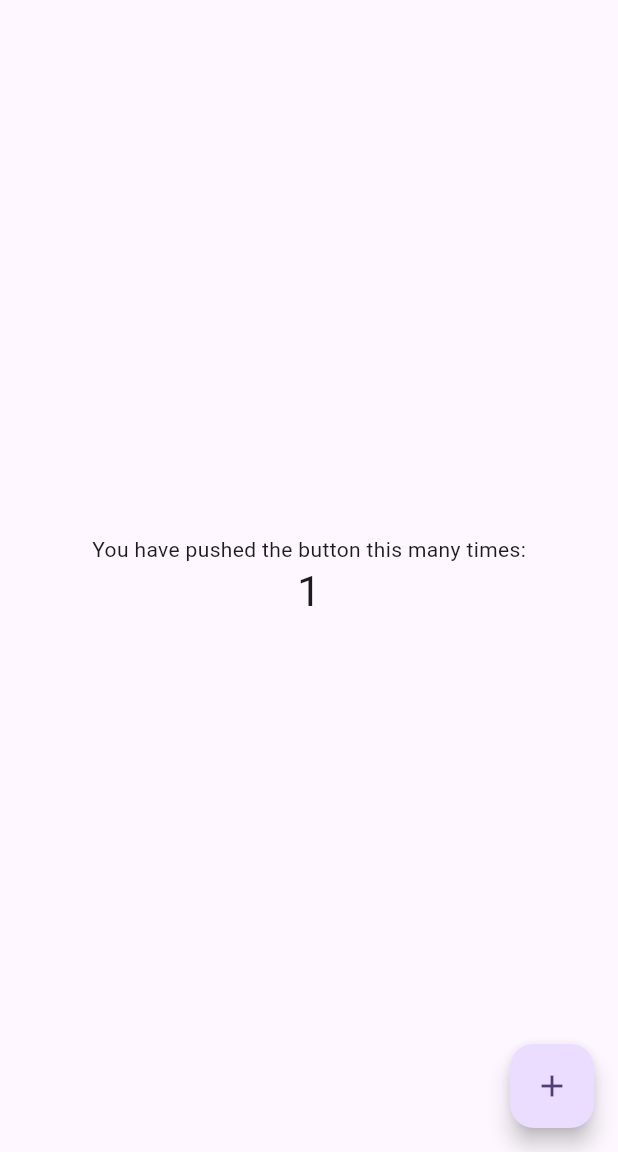
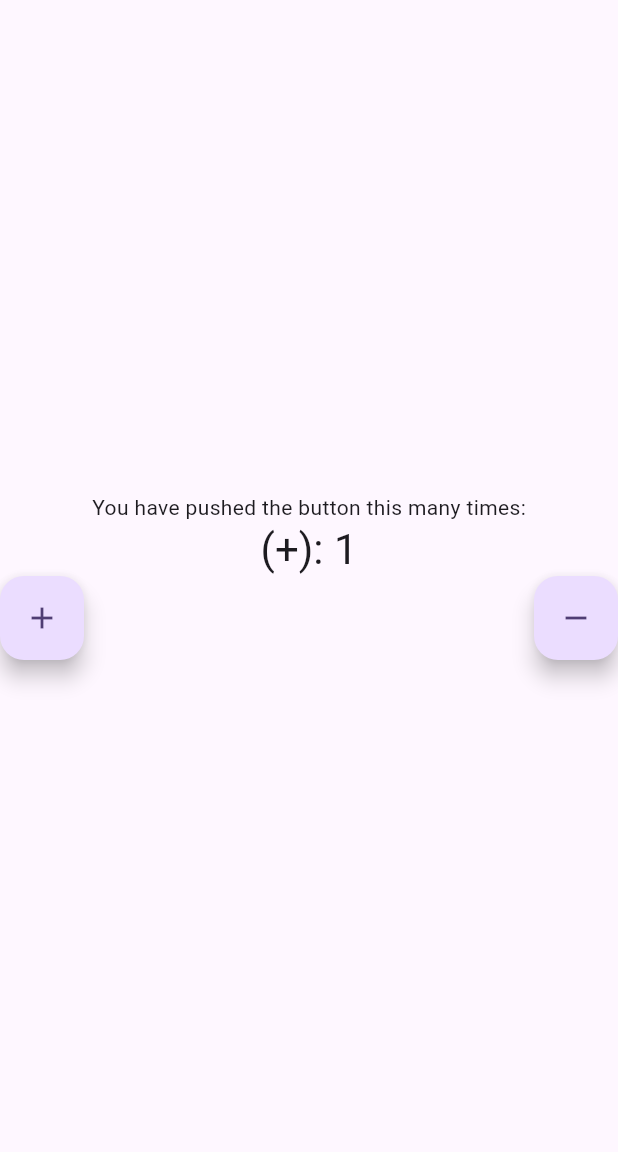
Before and after one commit to mohammadreza1840/BlocTrain, a Flutter app: the screen it shows after launch, after a tap on the "add" icon, on a phone screen of 412 x 824 dp, the part 84-1236 px from its top. Run offline on Flutter 3.47's test engine with Material 3 defaults, Android fonts, the phone set to English and light mode, and no system bars; our stand-ins replace bloc, flutter_bloc.

```diff
--- /dev/null
+++ b/bloc_app/lib/counter_bloc.dart
@@ -0,0 +1,48 @@
+// ignore_for_file: unnecessary_set_literal
+
+import 'package:bloc/bloc.dart';
+
+class CounterBloc extends Bloc<CounterEvent, CounterState> {
+  CounterBloc() : super(CounterStateInitial()) {
+    on<CounterEventIncrease>((event, emit) {
+      emit(CounterStateIncrease(state.value + event.increaseValue));
+      //? state.value += event.increaseValue;
+    });
+
+    on<CounterEventDecrease>((event, emit) {
+      emit(CounterStateDecrease(state.value - event.decreaseValue));
+    });
+  }
+}
+
+//! Event
+abstract class CounterEvent {}
+
+class CounterEventIncrease extends CounterEvent {
+  int increaseValue;
+  CounterEventIncrease(this.increaseValue);
+}
+
+class CounterEventDecrease extends CounterEvent {
+  int decreaseValue;
+  CounterEventDecrease(this.decreaseValue);
+}
+
+//! State
+abstract class CounterState {
+  int value = 0;
+}
+
+class CounterStateInitial extends CounterState {}
+
+class CounterStateIncrease extends CounterState {
+  CounterStateIncrease(int a) {
+    value = a;
+  }
+}
+
+class CounterStateDecrease extends CounterState {
+  CounterStateDecrease(int a) {
+    value = a;
+  }
+}
--- a/bloc_app/lib/main.dart
+++ b/bloc_app/lib/main.dart
@@ -1,4 +1,6 @@
+import 'package:bloc_app/counter_bloc.dart';
 import 'package:flutter/material.dart';
+import 'package:flutter_bloc/flutter_bloc.dart';
 
 void main() {
   runApp(const MyApp());
@@ -15,7 +17,10 @@ class MyApp extends StatelessWidget {
         colorScheme: ColorScheme.fromSeed(seedColor: Colors.deepPurple),
         useMaterial3: true,
       ),
-      home: const MyHomePage(title: 'Flutter Demo Home Page'),
+      home: BlocProvider(
+        create: (context) => CounterBloc(),
+        child: const MyHomePage(title: 'Flutter Demo Home Page'),
+      ),
     );
   }
 }
@@ -30,14 +35,6 @@ class MyHomePage extends StatefulWidget {
 }
 
 class _MyHomePageState extends State<MyHomePage> {
-  int _counter = 0;
-
-  void _incrementCounter() {
-    setState(() {
-      _counter++;
-    });
-  }
-
   @override
   Widget build(BuildContext context) {
     return Scaffold(
@@ -52,18 +49,49 @@ class _MyHomePageState extends State<MyHomePage> {
             const Text(
               'You have pushed the button this many times:',
             ),
-            Text(
-              '$_counter',
-              style: Theme.of(context).textTheme.headlineMedium,
+            BlocBuilder<CounterBloc, CounterState>(
+              builder: (context, state) {
+                if (state is CounterStateIncrease) {
+                  return Text(
+                    "(+): ${state.value.toString()}",
+                    style: Theme.of(context).textTheme.headlineMedium,
+                  );
+                } else if (state is CounterStateDecrease) {
+                  return Text(
+                    "(-): ${state.value.toString()}",
+                    style: Theme.of(context).textTheme.headlineMedium,
+                  );
+                } else {
+                  return Text(
+                    state.value.toString(),
+                    style: Theme.of(context).textTheme.headlineMedium,
+                  );
+                }
+              },
             ),
+            Row(
+              mainAxisAlignment: MainAxisAlignment.spaceBetween,
+              children: [
+                FloatingActionButton(
+                  onPressed: () {
+                    context.read<CounterBloc>().add(CounterEventIncrease(1));
+                  },
+                  tooltip: 'Increment',
+                  child: const Icon(Icons.add),
+                ),
+                FloatingActionButton(
+                  onPressed: () {
+                    context.read<CounterBloc>().add(CounterEventDecrease(1));
+                  },
+                  tooltip: 'Decrement',
+                  child: const Icon(Icons.remove),
+                )
+              ],
+            )
           ],
         ),
       ),
-      floatingActionButton: FloatingActionButton(
-        onPressed: _incrementCounter,
-        tooltip: 'Increment',
-        child: const Icon(Icons.add),
-      ),
+      // floatingActionButton: ,
     );
   }
 }
```
